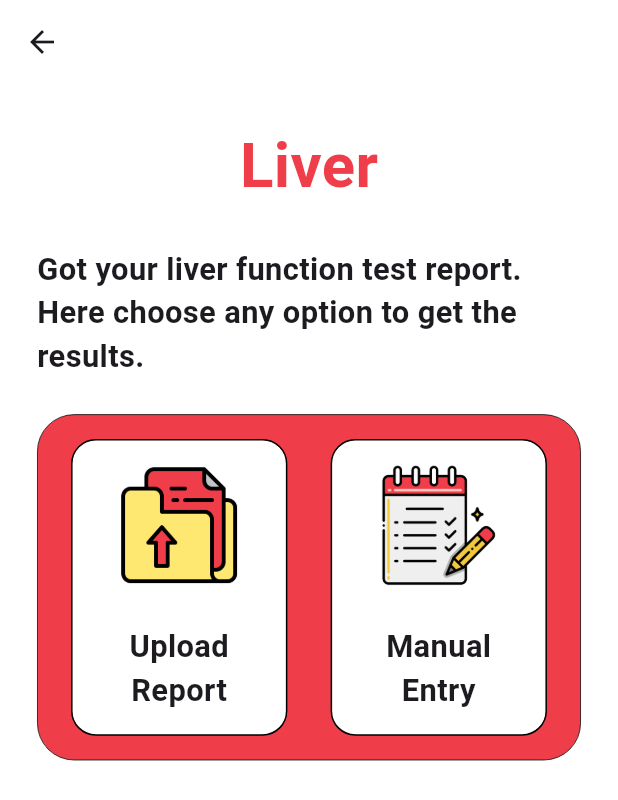
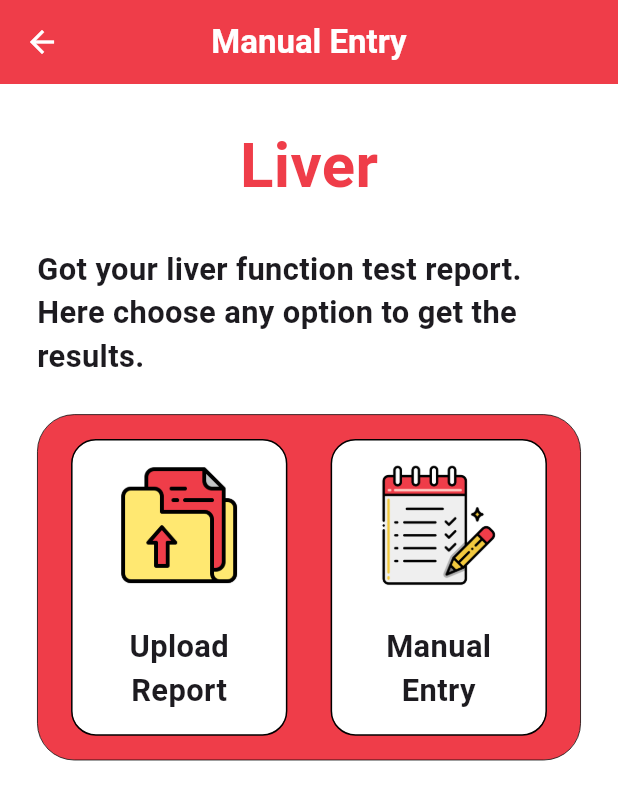
Before and after one commit to aryamanshrivastava/Health_Sphere, a Flutter app: the HomeScreen screen opened directly, after a tap on "Liver", on a phone screen of 412 x 824 dp. Shown: the top 800 px of the screen. Run offline on Flutter 3.47's test engine with Material 3 defaults, Android fonts, the phone set to English and light mode, and no system bars; our stand-ins replace cloud_firestore, firebase_auth, firebase_core, firebase_storage, flutter_spinkit, google_nav_bar and 3 more; accounts and stored records are empty.

Commit message:
Nav bar added

```diff
--- a/lib/screens/diabetes/diabeties.dart
+++ b/lib/screens/diabetes/diabeties.dart
@@ -169,11 +169,14 @@ class _DiabetiesState extends State<Diabeties> {
     return Scaffold(
         backgroundColor: Colors.white,
         appBar: AppBar(
-            backgroundColor:  Colors.white,
-            // title:
-            //     Text('Diabeties', style: TextStyle(fontWeight: FontWeight.bold)),
-            // centerTitle: true,
-            ),
+        backgroundColor: Color(0xFFEF3d49),
+        title: const Text(
+            'Manual Entry',
+            style: TextStyle(fontWeight: FontWeight.bold, color: Colors.white),
+          ),
+          centerTitle: true,
+          iconTheme: IconThemeData(color: Colors.white),
+        ),
         body: Center(
           child: isImageLoaded
               ? Center(
--- a/lib/screens/home.dart
+++ b/lib/screens/home.dart
@@ -3,6 +3,8 @@ import 'package:cloud_firestore/cloud_firestore.dart';
 import 'package:firebase_auth/firebase_auth.dart';
 import 'package:flutter/material.dart';
 import 'package:flutter/widgets.dart';
+import 'package:google_nav_bar/google_nav_bar.dart';
+
 
 import '../data/healthtips.dart';
 import 'diabetes/diabeties.dart';
@@ -63,18 +65,40 @@ class _HomeScreenState extends State<HomeScreen> {
     double w = MediaQuery.of(context).size.width;
     return SafeArea(
       child: Scaffold(
-        appBar: AppBar(
-          title: Text(
-            'Home',
-            style: TextStyle(
+        bottomNavigationBar: Container(
+          color: Color(0xFFEF3D49),
+          child: Padding(
+            padding: const EdgeInsets.symmetric(horizontal: 20, vertical: 15),
+            child: GNav(
               color: Colors.white,
-              fontWeight: FontWeight.bold,
-              fontSize: 25,
-              ),
+              activeColor: Colors.black,
+              backgroundColor: Color(0xFFEF3D49),
+              tabBackgroundColor: Colors.white,
+              padding: EdgeInsets.all(8),
+              onTabChange: (value) => {
+                print(value)
+              },
+              tabs: const [
+                GButton(
+                  icon: Icons.home,
+                  text: "Home",
+                ),
+                GButton(
+                  icon: Icons.history,
+                  text: "History",
+                ),
+                GButton(
+                  icon: Icons.tips_and_updates_outlined,
+                  text: "Health Tips",
+                ),
+                GButton(
+                  icon: Icons.person,
+                  text: "Profile",
+                ),
+              ]),
           ),
-          centerTitle: true,
-          backgroundColor: Color(0xFFEF3D49),
         ),
+
         backgroundColor: Colors.white,
         body: Padding(
           padding:
@@ -261,7 +285,7 @@ class _HomeScreenState extends State<HomeScreen> {
                         color: Color(0xffffffff),
                         borderRadius: BorderRadius.circular(h * 0.02),
                       ),
-                      margin: EdgeInsets.only(bottom: h * 0.02),
+                      margin: EdgeInsets.only(bottom: h * 0.015),
                       padding: EdgeInsets.all(8.0),
                       child: Row(
                         children: [
@@ -287,7 +311,7 @@ class _HomeScreenState extends State<HomeScreen> {
                                   fontWeight: FontWeight.bold,
                                 ),
                               ),
-                              SizedBox(height: h * 0.008),
+                              SizedBox(height: h * 0.005),
                               SizedBox(
                                 width: w * 0.55,
                                 child: Text(
--- a/lib/screens/liver/liver.dart
+++ b/lib/screens/liver/liver.dart
@@ -174,10 +174,14 @@ class _LiverState extends State<Liver> {
     return Scaffold(
         backgroundColor: Colors.white,
         appBar: AppBar(
-            backgroundColor: Colors.white,
-            // title: Text('Liver', style: TextStyle(fontWeight: FontWeight.bold)),
-            // centerTitle: true,
-            ),
+        backgroundColor: Color(0xFFEF3d49),
+        title: const Text(
+            'Manual Entry',
+            style: TextStyle(fontWeight: FontWeight.bold, color: Colors.white),
+          ),
+          centerTitle: true,
+          iconTheme: IconThemeData(color: Colors.white),
+        ),
         body: Center(
           child: isImageLoaded
               ? Center(
--- a/pubspec.yaml
+++ b/pubspec.yaml
@@ -45,6 +45,7 @@ dependencies:
   flutter_spinkit:
   flutter_image_compress:
   shared_preferences:
+  google_nav_bar: ^5.0.6
 
 dev_dependencies:
   flutter_test:
```
Also changed, not shown: lib/main.dart (line endings or trailing spaces), pubspec.lock.
